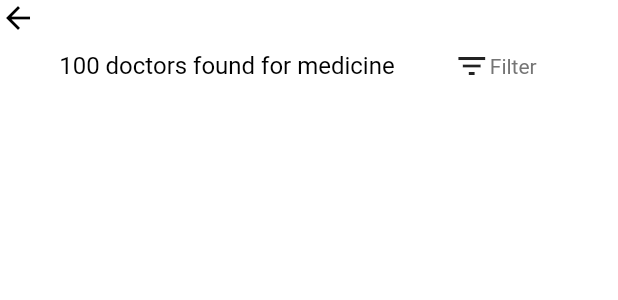
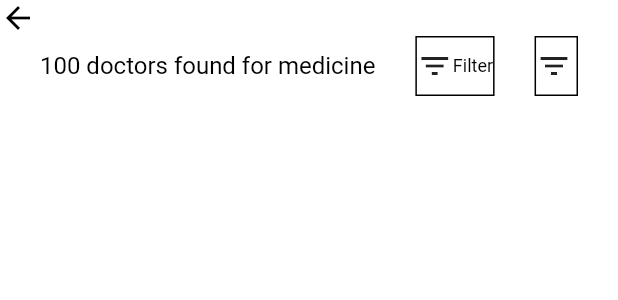
Before and after one commit to abuniaz/e_health_ui, a Flutter app: the DoctorDetails widget shown alone on an empty page, opened directly, on a phone screen of 412 x 824 dp. Shown: the top 300 px of the screen. Run offline on Flutter 3.47's test engine with Material 2 defaults, Android fonts, the phone set to English and light mode, and no system bars.

Commit message:
Update doctors_details.dart

```diff
--- a/lib/Doctors_List/doctors_details.dart
+++ b/lib/Doctors_List/doctors_details.dart
@@ -25,22 +25,17 @@ class DoctorDetails extends StatelessWidget {
                 ),
                 Row(
                   mainAxisAlignment: MainAxisAlignment.spaceEvenly,
-                  children: [
-                    const Text('100 doctors found for medicine',
+                  children: const [
+                    Text('100 doctors found for medicine',
                         style: TextStyle(fontSize: 16, color: Colors.black)),
-                    Container(
-                      height: 40,
-                      width: 70,
-                      decoration: const BoxDecoration(
-                        color: Colors.white,
-                      ),
-                      child: Row(
-                        children: const [
-                          Icon(Icons.filter_list_outlined),
-                          Text('Filter')
-                        ],
-                      ),
-                    )
+                    ABoxDecoration(
+                      icon: Icon(Icons.filter_list),
+                      title: 'Filter',
+                    ),
+                    ABoxDecoration(
+                      icon: Icon(Icons.filter_list),
+                      title: ' ',
+                    ),
                   ],
                 ),
               ],
@@ -51,3 +46,30 @@ class DoctorDetails extends StatelessWidget {
     );
   }
 }
+
+class ABoxDecoration extends StatelessWidget {
+  const ABoxDecoration({
+    Key? key,
+    required this.title,
+    required this.icon,
+  }) : super(key: key);
+  final String title;
+  final Icon icon;
+
+  @override
+  Widget build(BuildContext context) {
+    return Container(
+      height: 40,
+      decoration: BoxDecoration(
+        color: Colors.white,
+        border: Border.all(width: 1),
+      ),
+      child: Row(
+        children: [
+          icon,
+          Text(title, style: const TextStyle(fontSize: 12, color: Colors.black))
+        ],
+      ),
+    );
+  }
+}
```
